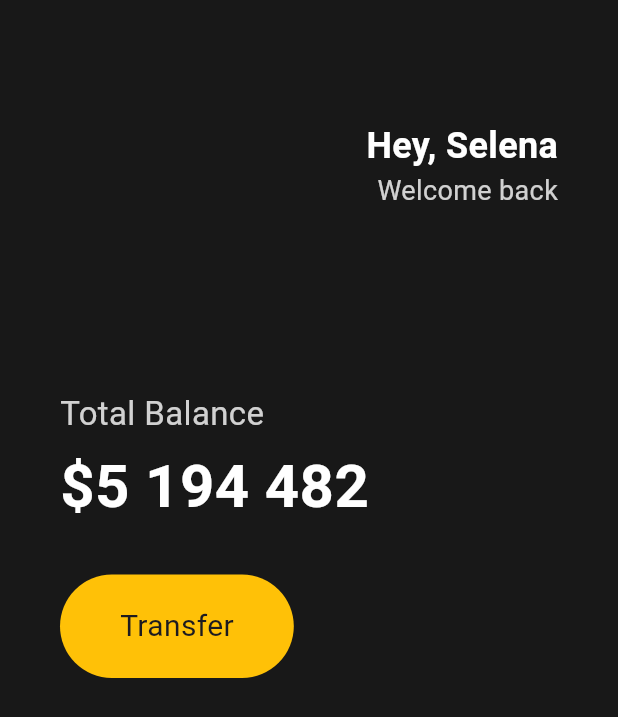
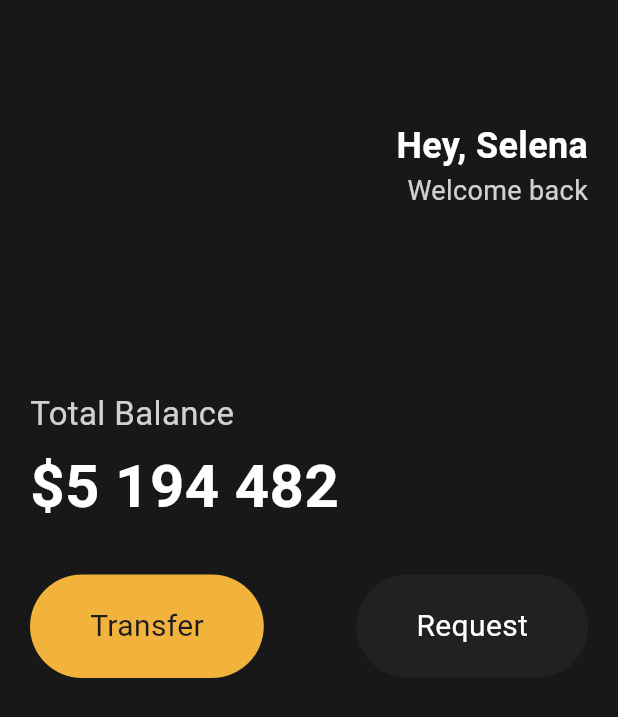
Before and after one commit to lifeisegg2k/flutter-toonfilx, a Flutter app: the screen it shows after launch, on a phone screen of 412 x 824 dp. Shown: the top 717 px of the screen. Run offline on Flutter 3.47's test engine with Material 3 defaults, Android fonts, the phone set to English and light mode, and no system bars.

Commit message:
button widget

```diff
--- a/lib/main.dart
+++ b/lib/main.dart
@@ -16,7 +16,7 @@ class App extends StatelessWidget {
         backgroundColor: const Color(0xFF181818),
         body: Padding(
           padding: const EdgeInsets.symmetric(
-            horizontal: 40,
+            horizontal: 20,
           ),
           child: Column(
             crossAxisAlignment: CrossAxisAlignment.start,
@@ -74,10 +74,11 @@ class App extends StatelessWidget {
                 height: 30,
               ),
               Row(
+                mainAxisAlignment: MainAxisAlignment.spaceBetween,
                 children: [
                   Container(
                     decoration: BoxDecoration(
-                        color: Colors.amber,
+                        color: const Color(0xFFF1B33B),
                         borderRadius: BorderRadius.circular(45)),
                     child: const Padding(
                       padding: EdgeInsets.symmetric(
@@ -92,6 +93,24 @@ class App extends StatelessWidget {
                       ),
                     ),
                   ),
+                  Container(
+                    decoration: BoxDecoration(
+                        color: const Color(0xFF1F2123),
+                        borderRadius: BorderRadius.circular(45)),
+                    child: const Padding(
+                      padding: EdgeInsets.symmetric(
+                        vertical: 20,
+                        horizontal: 40,
+                      ),
+                      child: Text(
+                        'Request',
+                        style: TextStyle(
+                          color: Colors.white,
+                          fontSize: 20,
+                        ),
+                      ),
+                    ),
+                  ),
                 ],
               ),
             ],
@@ -101,3 +120,27 @@ class App extends StatelessWidget {
     );
   }
 }
+
+/**
+  vscode in settings.json
+
+  "[dart]": {
+    "editor.formatOnSave": true,
+    "editor.formatOnType": true,
+    "editor.rulers": [80],
+    "editor.selectionHighlight": false,
+    "editor.suggest.snippetsPreventQuickSuggestions": false,
+    "editor.suggestSelection": "first",
+    "editor.tabCompletion": "onlySnippets",
+    "editor.wordBasedSuggestions": "off",
+    "editor.tabSize": 2,
+    "editor.insertSpaces": true,
+    "editor.codeActionsOnSave": {
+      "source.fixAll": "always"
+    },
+  },
+  "dart.previewFlutterUiGuides": true,
+  "dart.openDevTools": "flutter",
+  "dart.debugExternalPackageLibraries": true,
+  "dart.debugSdkLibraries": false
+*/
--- /dev/null
+++ b/lib/widgets/button.dart
@@ -0,0 +1,5 @@
+import 'package:flutter/material.dart';
+
+class Button extends StatelessWidget {
+  const Button({super.key});
+}
```
